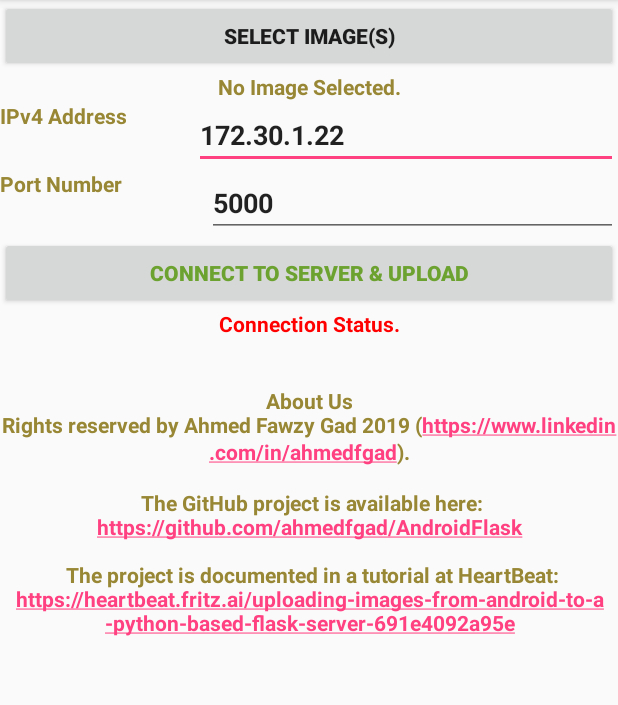
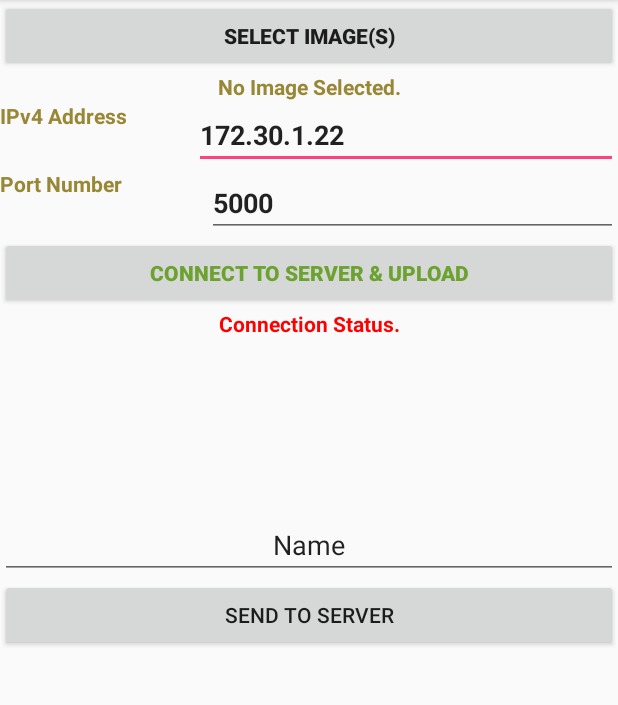
Before and after one commit to esgyu/AndroidClient, an Android app: the screen it shows after launch (MainActivity), on a phone screen of 412 x 824 dp, the part 84-789 px from its top. Run offline under Robolectric (Android 15) with nearby library versions, the phone set to English and light mode, and no system bars.

```diff
--- a/app/src/main/res/layout/activity_main.xml
+++ b/app/src/main/res/layout/activity_main.xml
@@ -87,14 +87,25 @@
         android:textStyle="bold"/>
 
     <TextView
+        android:id="@+id/textView2"
         android:layout_width="match_parent"
         android:layout_height="wrap_content"
-        android:text="\n\nAbout Us\nRights reserved by Ahmed Fawzy Gad 2019 (https://www.linkedin.com/in/ahmedfgad).\n\n
-The GitHub project is available here:\nhttps://github.com/ahmedfgad/AndroidFlask\n\n
-The project is documented in a tutorial at HeartBeat:\nhttps://heartbeat.fritz.ai/uploading-images-from-android-to-a-python-based-flask-server-691e4092a95e"
-        android:autoLink="web"
-        android:textAlignment="center"
-        android:textColor="#988734"
-        android:textStyle="bold"/>
+        android:text="\n\n\n\n\n\n" />
+
+    <EditText
+        android:id="@+id/sendText"
+        android:layout_width="match_parent"
+        android:layout_height="wrap_content"
+        android:ems="10"
+        android:gravity="center"
+        android:inputType="textPersonName"
+        android:text="Name" />
+
+    <Button
+        android:id="@+id/testSendBtn"
+        android:layout_width="match_parent"
+        android:layout_height="wrap_content"
+        android:onClick="connectServerSendText"
+        android:text="SEND TO SERVER" />
 
 </LinearLayout>
```
Also changed, not shown: app/src/main/java/gad/heartbeat/androidflask/easyupload/MainActivity.java (+23 -34 lines).
